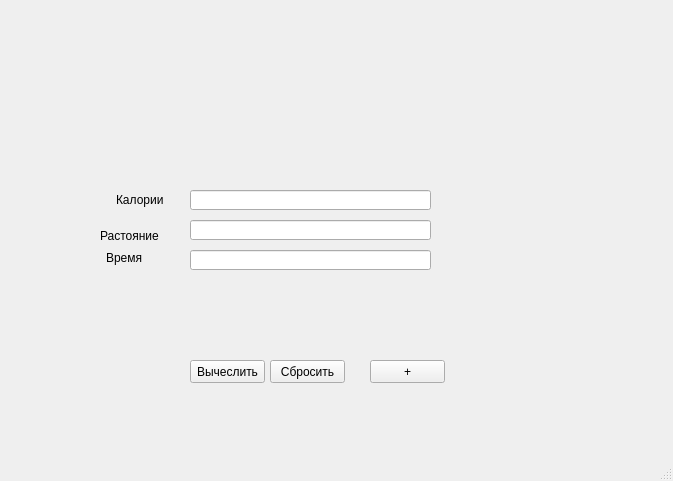
This is beg.ui in newerra/NEW_ERRA_BETA_1.2 as Qt 5 draws it before an edit. The edited form follows.
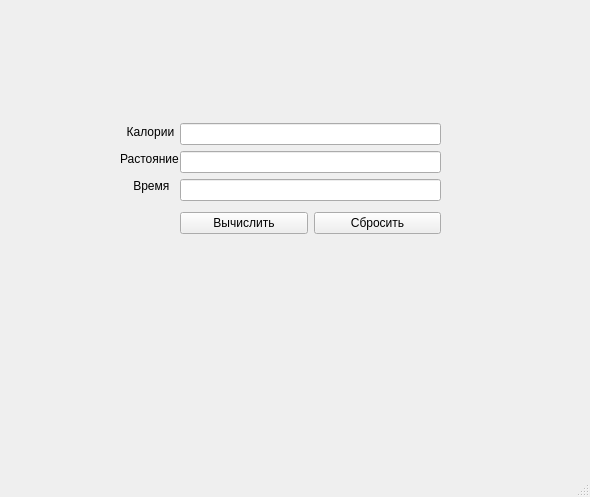
This is the edited form.

What changed in the file:
```diff
--- a/beg.ui
+++ b/beg.ui
@@ -6,103 +6,34 @@
    <rect>
     <x>0</x>
     <y>0</y>
-    <width>673</width>
-    <height>481</height>
+    <width>590</width>
+    <height>497</height>
    </rect>
   </property>
   <property name="windowTitle">
    <string>MainWindow</string>
   </property>
   <widget class="QWidget" name="centralwidget">
-   <widget class="QPushButton" name="pushButton">
-    <property name="geometry">
-     <rect>
-      <x>190</x>
-      <y>360</y>
-      <width>75</width>
-      <height>23</height>
-     </rect>
-    </property>
-    <property name="text">
-     <string>Вычеслить</string>
-    </property>
-   </widget>
-   <widget class="QPushButton" name="pushButton_2">
-    <property name="geometry">
-     <rect>
-      <x>270</x>
-      <y>360</y>
-      <width>75</width>
-      <height>23</height>
-     </rect>
-    </property>
-    <property name="text">
-     <string>Сбросить</string>
-    </property>
-   </widget>
-   <widget class="QPushButton" name="pushButton_3">
-    <property name="geometry">
-     <rect>
-      <x>370</x>
-      <y>360</y>
-      <width>75</width>
-      <height>23</height>
-     </rect>
-    </property>
-    <property name="text">
-     <string>+</string>
-    </property>
-   </widget>
-   <widget class="QLineEdit" name="lineEdit">
-    <property name="geometry">
-     <rect>
-      <x>190</x>
-      <y>220</y>
-      <width>241</width>
-      <height>20</height>
-     </rect>
-    </property>
-   </widget>
-   <widget class="QLineEdit" name="lineEdit_2">
-    <property name="geometry">
-     <rect>
-      <x>190</x>
-      <y>250</y>
-      <width>241</width>
-      <height>20</height>
-     </rect>
-    </property>
-   </widget>
-   <widget class="QLineEdit" name="lineEdit_3">
-    <property name="geometry">
-     <rect>
-      <x>190</x>
-      <y>190</y>
-      <width>241</width>
-      <height>20</height>
-     </rect>
-    </property>
-   </widget>
    <widget class="QLabel" name="label">
     <property name="geometry">
      <rect>
-      <x>116</x>
-      <y>190</y>
-      <width>51</width>
+      <x>120</x>
+      <y>122</y>
+      <width>61</width>
       <height>20</height>
      </rect>
     </property>
     <property name="text">
-     <string>Калории</string>
+     <string>  Калории</string>
     </property>
    </widget>
    <widget class="QLabel" name="label_2">
     <property name="geometry">
      <rect>
-      <x>100</x>
-      <y>220</y>
+      <x>120</x>
+      <y>149</y>
       <width>61</width>
-      <height>31</height>
+      <height>20</height>
      </rect>
     </property>
     <property name="text">
@@ -112,16 +43,59 @@
    <widget class="QLabel" name="label_3">
     <property name="geometry">
      <rect>
-      <x>106</x>
-      <y>242</y>
-      <width>71</width>
-      <height>31</height>
+      <x>120</x>
+      <y>176</y>
+      <width>61</width>
+      <height>20</height>
      </rect>
     </property>
     <property name="text">
-     <string>Время</string>
+     <string>    Время</string>
     </property>
    </widget>
+   <widget class="QWidget" name="">
+    <property name="geometry">
+     <rect>
+      <x>180</x>
+      <y>118</y>
+      <width>261</width>
+      <height>121</height>
+     </rect>
+    </property>
+    <layout class="QVBoxLayout" name="verticalLayout_2">
+     <item>
+      <layout class="QVBoxLayout" name="verticalLayout">
+       <item>
+        <widget class="QLineEdit" name="lineEdit_3"/>
+       </item>
+       <item>
+        <widget class="QLineEdit" name="lineEdit"/>
+       </item>
+       <item>
+        <widget class="QLineEdit" name="lineEdit_2"/>
+       </item>
+      </layout>
+     </item>
+     <item>
+      <layout class="QHBoxLayout" name="horizontalLayout">
+       <item>
+        <widget class="QPushButton" name="pushButton">
+         <property name="text">
+          <string>Вычислить</string>
+         </property>
+        </widget>
+       </item>
+       <item>
+        <widget class="QPushButton" name="pushButton_2">
+         <property name="text">
+          <string>Сбросить</string>
+         </property>
+        </widget>
+       </item>
+      </layout>
+     </item>
+    </layout>
+   </widget>
   </widget>
   <widget class="QMenuBar" name="menubar">
    <property name="geometry">
```
Left out of the diff: 2 changed lines with no effect on the pictures.
